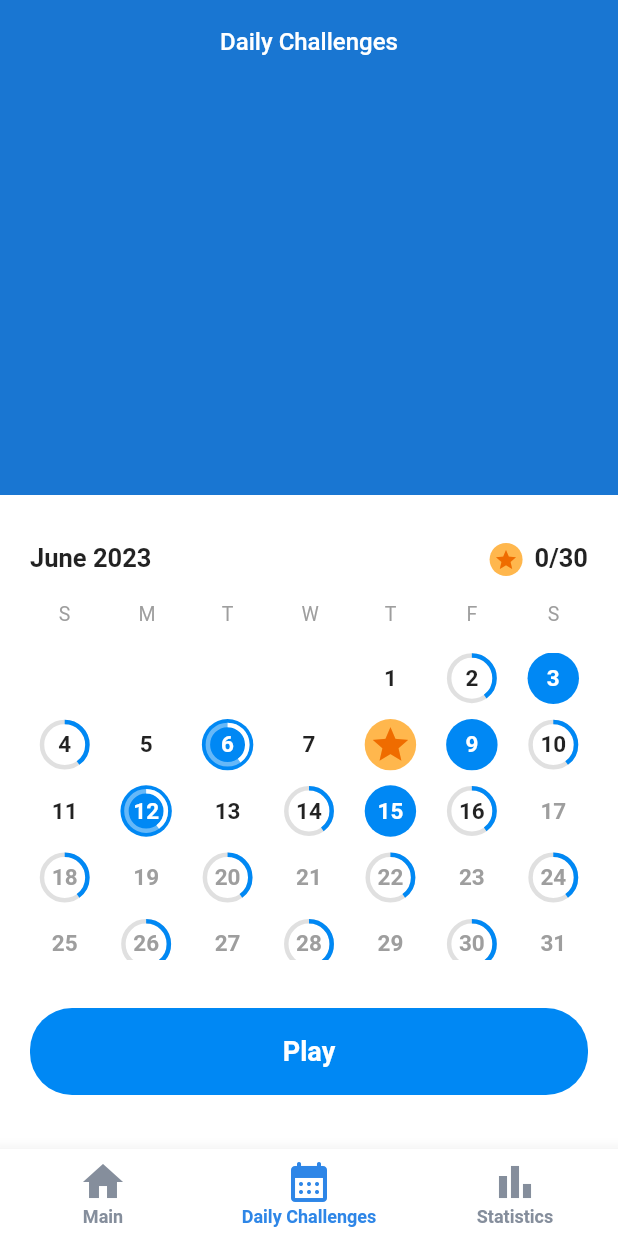
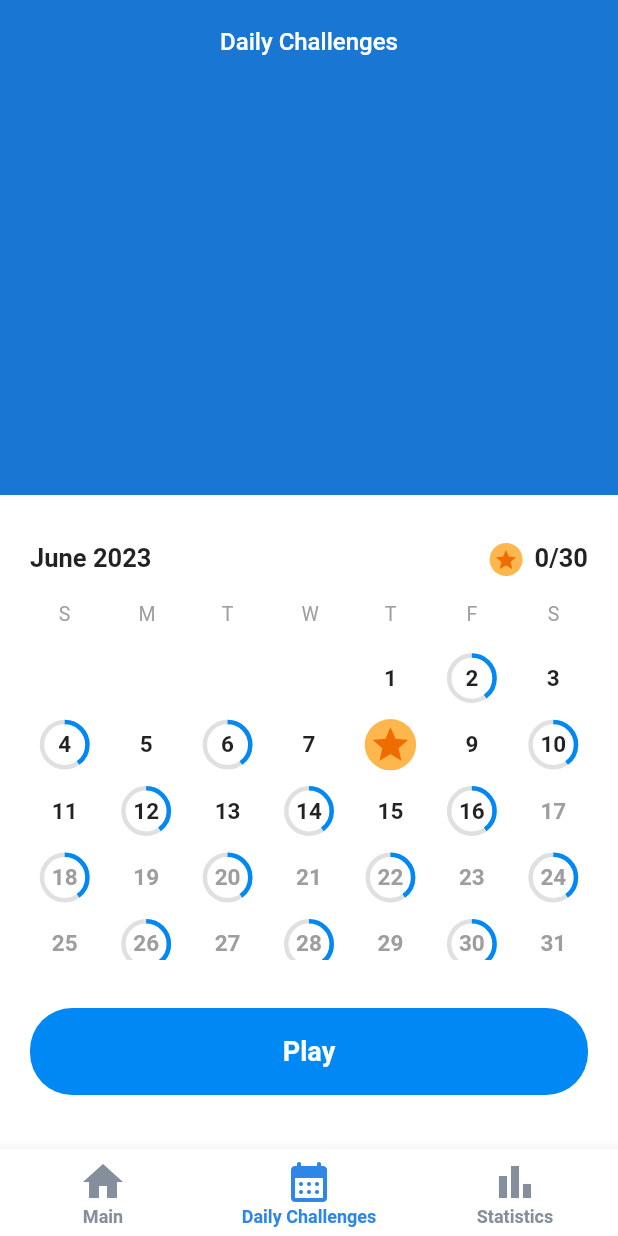
Before and after one commit to recepsenoglu/Flutter_Sudoku, a Flutter app: the screen it shows after launch, item 2 of the bottom bar chosen, on a phone screen of 412 x 824 dp. Run offline on Flutter 3.47's test engine with Material 2 defaults, Android fonts, the phone set to English and light mode, and no system bars; our stand-ins replace shared_preferences.

Commit message:
daily challenges page improved

```diff
--- a/lib/models/game_model.dart
+++ b/lib/models/game_model.dart
@@ -7,6 +7,7 @@ import 'package:flutter_sudoku/models/board_model.dart';
 class GameModel {
   BoardModel sudokuBoard;
   Difficulty difficulty;
+  bool dailyChallenge;
   int mistakes;
   int score;
   int time;
@@ -15,6 +16,7 @@ class GameModel {
   GameModel({
     required this.difficulty,
     required this.sudokuBoard,
+    this.dailyChallenge = false,
     this.mistakes = 0,
     this.score = 0,
     this.time = 0,
@@ -47,4 +49,6 @@ class GameModel {
   }
 
   bool get isOnGoingGame => time > 0;
+
+  bool get isDailyChallenge => dailyChallenge;
 }
--- a/lib/screens/daily_challenges_screen/daily_challenges_screen.dart
+++ b/lib/screens/daily_challenges_screen/daily_challenges_screen.dart
@@ -23,14 +23,8 @@ class DailyChallengesScreen extends StatelessWidget {
             body: Column(
               children: [
                 const TopBlueBox(),
-                const CalendarWidget(),
-                Padding(
-                  padding: const EdgeInsets.symmetric(horizontal: 20),
-                  child: RoundedButton(
-                    buttonText: AppStrings.play,
-                    onPressed: () {},
-                  ),
-                ),
+                CalendarWidget(provider: provider),
+                PlayButton(onPressed: provider.play),
                 const SizedBox(height: 36),
               ],
             ),
@@ -41,10 +35,33 @@ class DailyChallengesScreen extends StatelessWidget {
   }
 }
 
+class PlayButton extends StatelessWidget {
+  const PlayButton({
+    required this.onPressed,
+    super.key,
+  });
+
+  final Function() onPressed;
+
+  @override
+  Widget build(BuildContext context) {
+    return Padding(
+      padding: const EdgeInsets.symmetric(horizontal: 20),
+      child: RoundedButton(
+        buttonText: AppStrings.play,
+        onPressed: onPressed,
+      ),
+    );
+  }
+}
+
 class CalendarWidget extends StatelessWidget {
   const CalendarWidget({
+    required this.provider,
     super.key,
   });
+
+  final DailyChallengesScreenProvider provider;
 
   @override
   Widget build(BuildContext context) {
@@ -110,13 +127,17 @@ class CalendarWidget extends StatelessWidget {
                     final bool isCompleted = day == 8;
                     final bool isStarted = isCurrentMonth && day % 2 == 0;
                     final bool isSelected =
-                        isCurrentMonth && !isFuture && day % 3 == 0;
+                        isCurrentMonth && provider.selectedDay == day;
 
                     if (isCompleted) {
                       return const StarBadgeWidget();
                     }
 
-                    return Stack(
+                    return InkWell(
+                      highlightColor: Colors.transparent,
+                      splashColor: Colors.transparent,
+                      onTap: () => provider.selectDay(day),
+                      child: Stack(
                         alignment: Alignment.center,
                         children: [
                           Container(
@@ -135,6 +156,7 @@ class CalendarWidget extends StatelessWidget {
                           ),
                           getProgressIndicator(isStarted, isSelected),
                         ],
+                      ),
                     );
                   },
                 ),
--- a/lib/screens/daily_challenges_screen/daily_challenges_screen_provider.dart
+++ b/lib/screens/daily_challenges_screen/daily_challenges_screen_provider.dart
@@ -1,3 +1,45 @@
 import 'package:flutter/widgets.dart';
+import 'package:flutter_sudoku/constant/enums.dart';
+import 'package:flutter_sudoku/constant/game_constants.dart';
+import 'package:flutter_sudoku/models/game_model.dart';
+import 'package:flutter_sudoku/services/routes.dart';
 
-class DailyChallengesScreenProvider with ChangeNotifier {}
+class DailyChallengesScreenProvider with ChangeNotifier {
+  int selectedDay = -1;
+  late DateTime selectedDate;
+  late final DateTime now;
+  bool get daySelected => selectedDay != -1;
+
+  DailyChallengesScreenProvider() {
+    now = DateTime.now();
+    selectedDate = DateTime(now.year, now.month, now.day);
+  }
+
+  void play() {
+    if (daySelected) {
+      _createGame();
+    }
+  }
+
+  void selectDay(int day) {
+    if (day > 0 && now.day >= day) {
+      selectedDay = day;
+      notifyListeners();
+    }
+  }
+
+  void _createGame() {
+    final List<Difficulty> difficulties = List<Difficulty>.from(
+        GameSettings.getDifficulties.where((e) => e.index < 3));
+
+    difficulties.shuffle();
+
+    final GameModel gameModel = GameModel(
+      sudokuBoard: GameSettings.createSudokuBoard(),
+      difficulty: difficulties[0],
+      dailyChallenge: true,
+    );
+
+    Routes.goTo(Routes.gameScreen, args: gameModel);
+  }
+}
--- a/lib/screens/game_screen/game_screen.dart
+++ b/lib/screens/game_screen/game_screen.dart
@@ -32,10 +32,7 @@ class GameScreen extends StatelessWidget {
       child: Consumer<GameScreenProvider>(builder: (context, provider, _) {
         return Scaffold(
           backgroundColor: AppColors.background,
-          appBar: GameAppBar(onBackPressed: () async {
-            final GameModel currentGame = await provider.getCurrentGame();
-            Routes.goTo(Routes.navigationBar, args: currentGame);
-          }),
+          appBar: GameAppBar(onBackPressed: provider.onBackPressed),
           body: Column(
             children: [
               GameInfo(provider: provider),
--- a/lib/screens/navigation_bar/navigation_bar_screen.dart
+++ b/lib/screens/navigation_bar/navigation_bar_screen.dart
@@ -10,9 +10,11 @@
 class NavigationBarScreen extends StatefulWidget {
   const NavigationBarScreen({
     super.key,
+    this.pageIndex,
     this.savedGame,
   });
 
+  final int? pageIndex;
   final GameModel? savedGame;
 
   @override
@@ -20,7 +22,7 @@
 }
 
 class _NavigationBarScreenState extends State<NavigationBarScreen> {
-  int _selectedIndex = 0;
+  int _selectedIndex = -1;
 
   void onTappedItem(int index) {
     setState(() => _selectedIndex = index);
@@ -28,6 +30,9 @@
 
   @override
   Widget build(BuildContext context) {
+    _selectedIndex =
+        _selectedIndex == -1 ? (widget.pageIndex ?? 0) : _selectedIndex;
+
     List<Widget> screens = [
       MainScreen(savedGame: widget.savedGame),
       const DailyChallengesScreen(),
--- a/lib/services/routes.dart
+++ b/lib/services/routes.dart
@@ -23,7 +23,12 @@ class Routes {
     switch (settings.name) {
       case navigationBar:
         return MaterialPageRoute(
-            builder: (_) => NavigationBarScreen(savedGame: args as GameModel?));
+          builder: (_) => args != null
+              ? NavigationBarScreen(
+                  pageIndex: (args as List)[0] as int,
+                  savedGame: args.length > 1 ? args[1] as GameModel? : null)
+              : const NavigationBarScreen(),
+        );
       case gameScreen:
         return MaterialPageRoute(
             builder: (_) => GameScreen(gameModel: args as GameModel));
```
Also changed, not shown: lib/screens/game_screen/game_screen_provider.dart (+14 -8 lines), 1 other file. Lines whose indentation alone changed are shown as unchanged.
